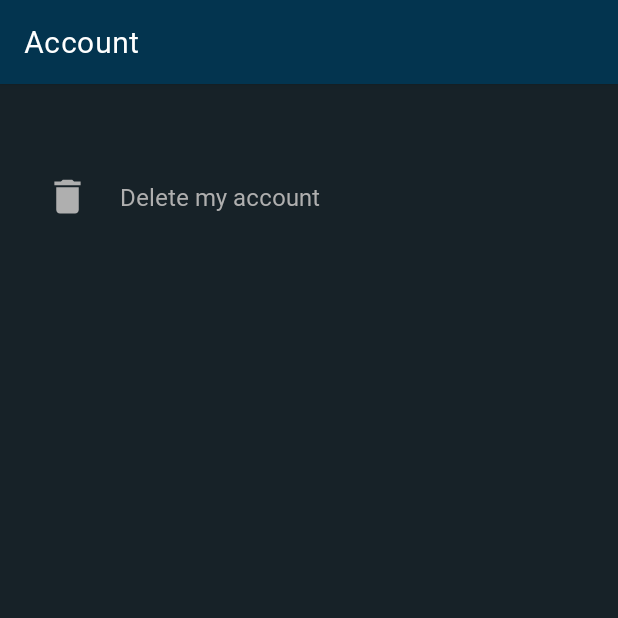
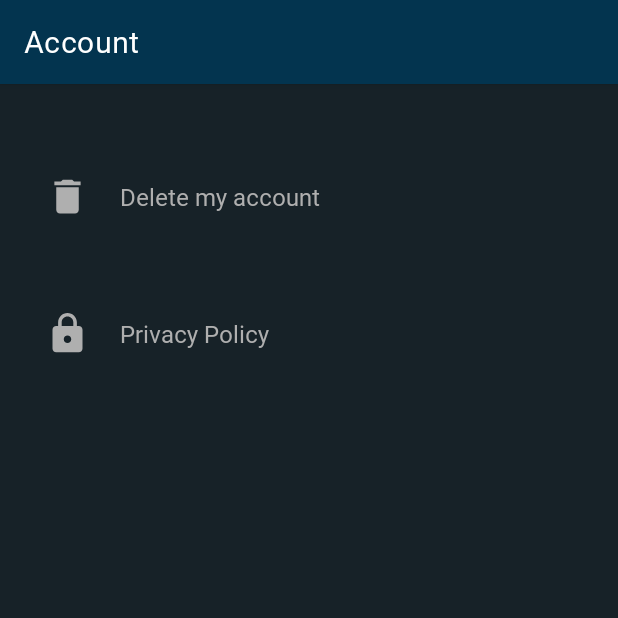
Before and after one commit to ug2454/WhatsappClone, an Android app: the AccountActivity screen opened directly, with no data from a screen before it, on a phone screen of 412 x 824 dp, the top half of it. Run offline under Robolectric (Android 15) with nearby library versions, the phone set to English and light mode, and no system bars; our stand-ins replace Firebase (no records; nobody signed in at launch, a user with empty details on screens opened directly); 1 statement that could not run was skipped.

```diff
--- a/app/src/main/AndroidManifest.xml
+++ b/app/src/main/AndroidManifest.xml
@@ -5,6 +5,7 @@
     <uses-permission android:name="android.permission.ACCESS_NETWORK_STATE" />
     <uses-permission android:name="android.permission.INTERNET" />
     <uses-permission android:name="android.permission.READ_EXTERNAL_STORAGE" />
+    <uses-permission android:name="android.permission.SYSTEM_ALERT_WINDOW"/>
 
     <application
         android:allowBackup="true"
--- a/app/src/main/java/com/example/whatsappclone/AccountActivity.java
+++ b/app/src/main/java/com/example/whatsappclone/AccountActivity.java
@@ -35,8 +35,9 @@ ProgressBar progressBarActivity;
         imageName = sharedPreferences.getString("imageName", "");
         System.out.println("SHARED PREF"+imageName);
         accountListData.add(new AccountListData("Delete my account", R.drawable.ic_baseline_delete_24));
+        accountListData.add(new AccountListData("Privacy Policy", R.drawable.ic_baseline_lock_24));
         progressBarActivity.setVisibility(View.GONE);
-        AccountListAdapter accountListAdapter = new AccountListAdapter(getApplicationContext(), accountListData, accountListView,progressBarActivity);
+        AccountListAdapter accountListAdapter = new AccountListAdapter(this, accountListData, accountListView,progressBarActivity);
         accountListView.setAdapter(accountListAdapter);
 
 
--- /dev/null
+++ b/app/src/main/res/drawable/ic_baseline_lock_24.xml
@@ -0,0 +1,5 @@
+<vector android:height="24dp" android:tint="#AFAFAF"
+    android:viewportHeight="24" android:viewportWidth="24"
+    android:width="24dp" xmlns:android="http://schemas.android.com/apk/res/android">
+    <path android:fillColor="@android:color/white" android:pathData="M18,8h-1L17,6c0,-2.76 -2.24,-5 -5,-5S7,3.24 7,6v2L6,8c-1.1,0 -2,0.9 -2,2v10c0,1.1 0.9,2 2,2h12c1.1,0 2,-0.9 2,-2L20,10c0,-1.1 -0.9,-2 -2,-2zM12,17c-1.1,0 -2,-0.9 -2,-2s0.9,-2 2,-2 2,0.9 2,2 -0.9,2 -2,2zM15.1,8L8.9,8L8.9,6c0,-1.71 1.39,-3.1 3.1,-3.1 1.71,0 3.1,1.39 3.1,3.1v2z"/>
+</vector>
```
Also changed, not shown: app/src/main/java/com/example/whatsappclone/adapters/AccountListAdapter.java (+18 -1 lines), app/src/main/res/layout/delete_account_dialog.xml (added, +20 -0 lines).
